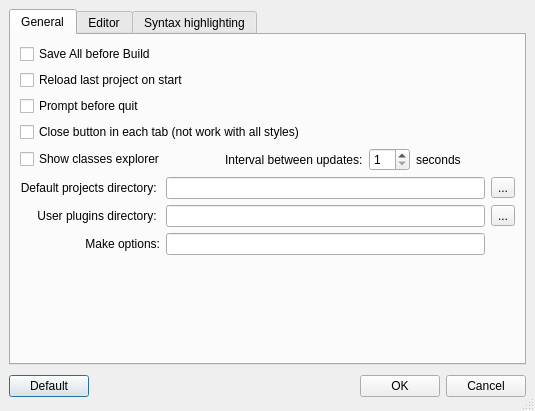
Old version of the form ui/options.ui in the repository google-code-export/qdevelop.
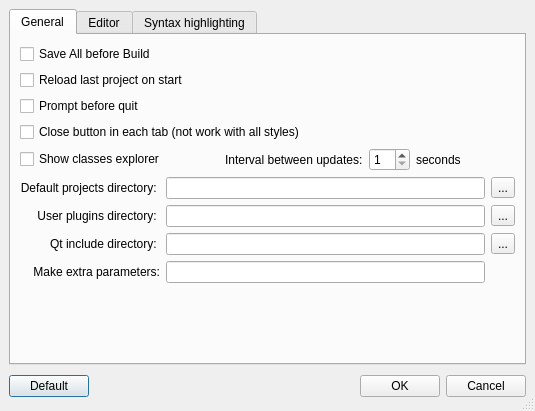
New version of the form. Icons and pictures are not drawn.

Commit message: - In "Options Dialog", allow to define the Qt include directory used to build the Qt classes database.

```diff
--- a/ui/options.ui
+++ b/ui/options.ui
@@ -163,10 +163,10 @@
          <item row="0" column="1" >
           <widget class="QLineEdit" name="projectsDirectory" />
          </item>
-         <item row="2" column="0" >
+         <item row="3" column="0" >
           <widget class="QLabel" name="label_16" >
            <property name="text" >
-            <string>Make options:</string>
+            <string>Make extra parameters:</string>
            </property>
            <property name="alignment" >
             <set>Qt::AlignRight|Qt::AlignTrailing|Qt::AlignVCenter</set>
@@ -193,6 +193,16 @@
            </property>
           </widget>
          </item>
+         <item row="2" column="0" >
+          <widget class="QLabel" name="label_115" >
+           <property name="text" >
+            <string>Qt include directory: </string>
+           </property>
+           <property name="alignment" >
+            <set>Qt::AlignRight|Qt::AlignTrailing|Qt::AlignVCenter</set>
+           </property>
+          </widget>
+         </item>
          <item row="1" column="2" >
           <widget class="QToolButton" name="choosePluginsDirectory" >
            <property name="text" >
@@ -200,12 +210,22 @@
            </property>
           </widget>
          </item>
-         <item row="2" column="1" >
+         <item row="2" column="2" >
+          <widget class="QToolButton" name="chooseIncludeDirectory" >
+           <property name="text" >
+            <string>...</string>
+           </property>
+          </widget>
+         </item>
+         <item row="3" column="1" >
           <widget class="QLineEdit" name="makeOptions" />
          </item>
          <item row="1" column="1" >
           <widget class="QLineEdit" name="pluginsDirectory" />
          </item>
+         <item row="2" column="1" >
+          <widget class="QLineEdit" name="includeDirectory" />
+         </item>
          <item row="0" column="2" >
           <widget class="QToolButton" name="chooseProjectsDirectory" >
            <property name="text" >
```
The commit also changes 4 other files.
